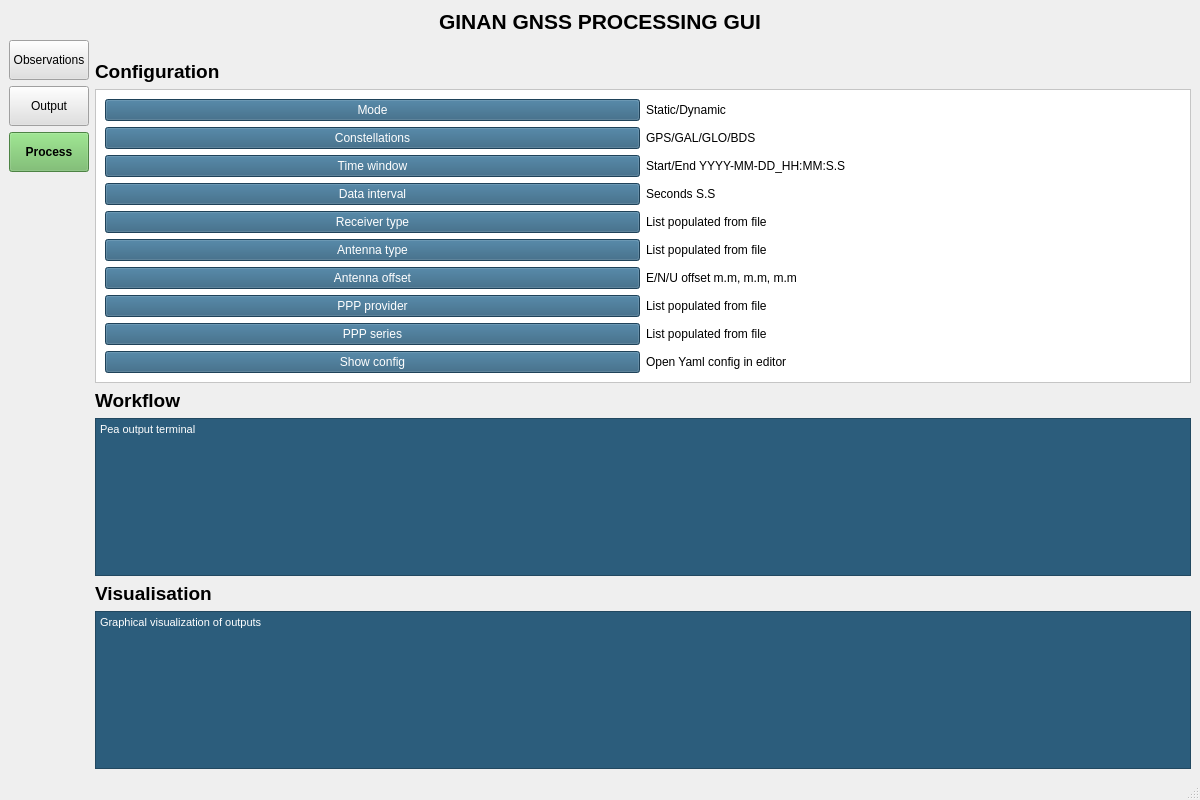
u7327620/Ginan-UI, file app/views/main_window.ui: the form before one commit.
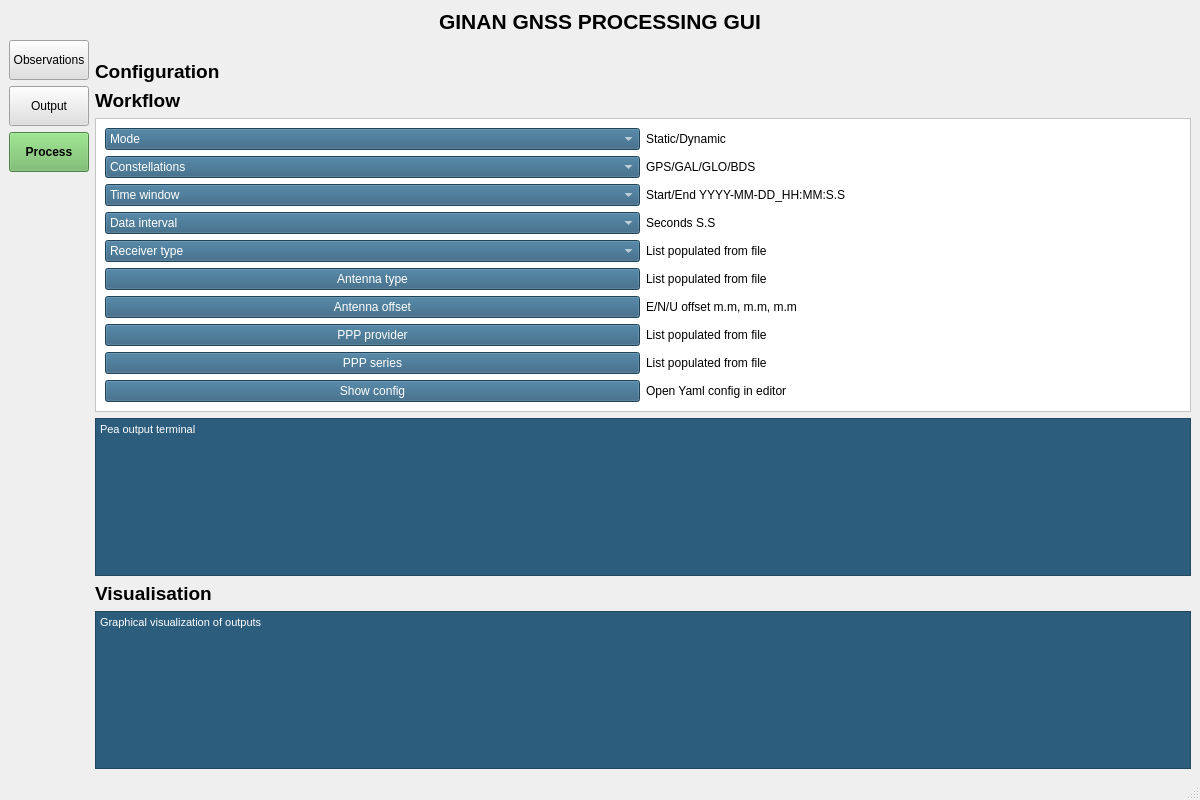
The form after the commit.

Commit message: add selection function

The edit to the form file:
```diff
--- a/app/views/main_window.ui
+++ b/app/views/main_window.ui
@@ -150,7 +150,20 @@
          </widget>
         </item>
         <item>
-         <widget class="QFrame" name="configFrame">
+         <widget class="QLabel" name="workflowLabel">
+          <property name="font">
+           <font>
+            <pointsize>14</pointsize>
+            <bold>true</bold>
+           </font>
+          </property>
+          <property name="text">
+           <string>Workflow</string>
+          </property>
+         </widget>
+        </item>
+        <item>
+         <widget class="QFrame" name="Constellations">
           <property name="styleSheet">
            <string notr="true">background-color: white;</string>
           </property>
@@ -161,7 +174,7 @@
            <enum>QFrame::Shadow::Raised</enum>
           </property>
           <layout class="QGridLayout" name="configGridLayout">
-           <item row="6" column="0">
+           <item row="14" column="0">
             <widget class="QPushButton" name="antennaOffsetButton">
              <property name="styleSheet">
               <string notr="true">background-color: #2c5d7c; color: white;</string>
@@ -171,94 +184,28 @@
              </property>
             </widget>
            </item>
-           <item row="7" column="0">
-            <widget class="QPushButton" name="pppProviderButton">
-             <property name="styleSheet">
-              <string notr="true">background-color: #2c5d7c; color: white;</string>
-             </property>
-             <property name="text">
-              <string>PPP provider</string>
-             </property>
-            </widget>
-           </item>
-           <item row="9" column="0">
-            <widget class="QPushButton" name="showConfigButton">
-             <property name="styleSheet">
-              <string notr="true">background-color: #2c5d7c; color: white;</string>
-             </property>
-             <property name="text">
-              <string>Show config</string>
-             </property>
-            </widget>
-           </item>
-           <item row="4" column="1">
-            <widget class="QLabel" name="receiverTypeValue">
-             <property name="text">
-              <string>List populated from file</string>
-             </property>
-            </widget>
-           </item>
-           <item row="7" column="1">
+           <item row="15" column="1">
             <widget class="QLabel" name="pppProviderValue">
              <property name="text">
               <string>List populated from file</string>
              </property>
             </widget>
            </item>
-           <item row="8" column="1">
+           <item row="16" column="1">
             <widget class="QLabel" name="pppSeriesValue">
              <property name="text">
               <string>List populated from file</string>
              </property>
             </widget>
            </item>
-           <item row="0" column="1">
-            <widget class="QLabel" name="modeValue">
-             <property name="font">
-              <font>
-               <bold>false</bold>
-              </font>
-             </property>
-             <property name="text">
-              <string>Static/Dynamic</string>
-             </property>
-            </widget>
-           </item>
-           <item row="9" column="1">
-            <widget class="QLabel" name="showConfigValue">
-             <property name="text">
-              <string>Open Yaml config in editor</string>
-             </property>
-            </widget>
-           </item>
-           <item row="2" column="0">
-            <widget class="QPushButton" name="timeWindowButton">
-             <property name="styleSheet">
-              <string notr="true">background-color: #2c5d7c; color: white;</string>
-             </property>
-             <property name="text">
-              <string>Time window</string>
-             </property>
-            </widget>
-           </item>
-           <item row="6" column="1">
+           <item row="14" column="1">
             <widget class="QLabel" name="antennaOffsetValue">
              <property name="text">
               <string>E/N/U offset m.m, m.m, m.m</string>
              </property>
             </widget>
            </item>
-           <item row="1" column="0">
-            <widget class="QPushButton" name="constellationsButton">
-             <property name="styleSheet">
-              <string notr="true">background-color: #2c5d7c; color: white;</string>
-             </property>
-             <property name="text">
-              <string>Constellations</string>
-             </property>
-            </widget>
-           </item>
-           <item row="8" column="0">
+           <item row="16" column="0">
             <widget class="QPushButton" name="pppSeriesButton">
              <property name="styleSheet">
               <string notr="true">background-color: #2c5d7c; color: white;</string>
@@ -268,21 +215,67 @@
              </property>
             </widget>
            </item>
-           <item row="1" column="1">
-            <widget class="QLabel" name="constellationsValue">
+           <item row="17" column="0">
+            <widget class="QPushButton" name="showConfigButton">
+             <property name="styleSheet">
+              <string notr="true">background-color: #2c5d7c; color: white;</string>
+             </property>
              <property name="text">
-              <string>GPS/GAL/GLO/BDS</string>
+              <string>Show config</string>
              </property>
             </widget>
            </item>
-           <item row="3" column="1">
+           <item row="6" column="1">
             <widget class="QLabel" name="dataIntervalValue">
              <property name="text">
               <string>Seconds S.S</string>
              </property>
             </widget>
            </item>
-           <item row="5" column="0">
+           <item row="7" column="1">
+            <widget class="QLabel" name="receiverTypeValue">
+             <property name="text">
+              <string>List populated from file</string>
+             </property>
+            </widget>
+           </item>
+           <item row="3" column="1">
+            <widget class="QLabel" name="constellationsValue">
+             <property name="text">
+              <string>GPS/GAL/GLO/BDS</string>
+             </property>
+            </widget>
+           </item>
+           <item row="6" column="0">
+            <widget class="QComboBox" name="Data_interval">
+             <property name="styleSheet">
+              <string notr="true">background-color: #2c5d7c; color: white;</string>
+             </property>
+             <item>
+              <property name="text">
+               <string>Data interval</string>
+              </property>
+             </item>
+            </widget>
+           </item>
+           <item row="13" column="1">
+            <widget class="QLabel" name="antennaTypeValue">
+             <property name="text">
+              <string>List populated from file</string>
+             </property>
+            </widget>
+           </item>
+           <item row="15" column="0">
+            <widget class="QPushButton" name="pppProviderButton">
+             <property name="styleSheet">
+              <string notr="true">background-color: #2c5d7c; color: white;</string>
+             </property>
+             <property name="text">
+              <string>PPP provider</string>
+             </property>
+            </widget>
+           </item>
+           <item row="13" column="0">
             <widget class="QPushButton" name="antennaTypeButton">
              <property name="styleSheet">
               <string notr="true">background-color: #2c5d7c; color: white;</string>
@@ -293,65 +286,90 @@
             </widget>
            </item>
            <item row="3" column="0">
-            <widget class="QPushButton" name="dataIntervalButton">
+            <widget class="QComboBox" name="Constellations_2">
              <property name="styleSheet">
               <string notr="true">background-color: #2c5d7c; color: white;</string>
              </property>
-             <property name="text">
-              <string>Data interval</string>
-             </property>
+             <item>
+              <property name="text">
+               <string>Constellations</string>
+              </property>
+             </item>
             </widget>
            </item>
-           <item row="2" column="1">
+           <item row="5" column="1">
             <widget class="QLabel" name="timeWindowValue">
              <property name="text">
               <string>Start/End YYYY-MM-DD_HH:MM:S.S</string>
              </property>
             </widget>
            </item>
-           <item row="4" column="0">
-            <widget class="QPushButton" name="receiverTypeButton">
+           <item row="5" column="0">
+            <widget class="QComboBox" name="Time_window">
              <property name="styleSheet">
               <string notr="true">background-color: #2c5d7c; color: white;</string>
              </property>
-             <property name="text">
-              <string>Receiver type</string>
-             </property>
-            </widget>
-           </item>
-           <item row="5" column="1">
-            <widget class="QLabel" name="antennaTypeValue">
-             <property name="text">
-              <string>List populated from file</string>
-             </property>
+             <item>
+              <property name="text">
+               <string>Time window</string>
+              </property>
+             </item>
             </widget>
            </item>
            <item row="0" column="0">
-            <widget class="QPushButton" name="modeButton">
+            <widget class="QComboBox" name="Mode">
+             <property name="font">
+              <font>
+               <kerning>true</kerning>
+              </font>
+             </property>
+             <property name="autoFillBackground">
+              <bool>false</bool>
+             </property>
              <property name="styleSheet">
               <string notr="true">background-color: #2c5d7c; color: white;</string>
              </property>
+             <item>
+              <property name="text">
+               <string>Mode</string>
+              </property>
+             </item>
+            </widget>
+           </item>
+           <item row="0" column="1">
+            <widget class="QLabel" name="modeValue">
+             <property name="font">
+              <font>
+               <bold>false</bold>
+              </font>
+             </property>
              <property name="text">
-              <string>Mode</string>
+              <string>Static/Dynamic</string>
+             </property>
+            </widget>
+           </item>
+           <item row="7" column="0">
+            <widget class="QComboBox" name="Receiver_type">
+             <property name="styleSheet">
+              <string notr="true">background-color: #2c5d7c; color: white;</string>
+             </property>
+             <item>
+              <property name="text">
+               <string>Receiver type</string>
+              </property>
+             </item>
+            </widget>
+           </item>
+           <item row="17" column="1">
+            <widget class="QLabel" name="showConfigValue">
+             <property name="text">
+              <string>Open Yaml config in editor</string>
              </property>
             </widget>
            </item>
           </layout>
          </widget>
         </item>
-        <item>
-         <widget class="QLabel" name="workflowLabel">
-          <property name="font">
-           <font>
-            <pointsize>14</pointsize>
-            <bold>true</bold>
-           </font>
-          </property>
-          <property name="text">
-           <string>Workflow</string>
-          </property>
-         </widget>
-        </item>
         <item>
          <widget class="QTextEdit" name="terminalTextEdit">
           <property name="styleSheet">
```
The commit also changes 2 other files.
